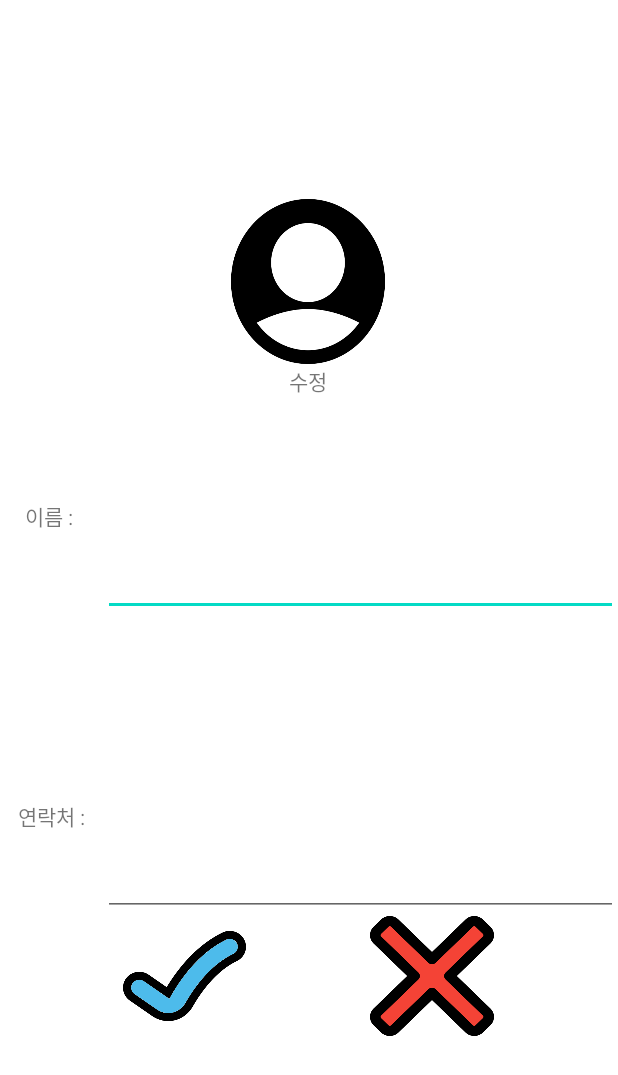
After one commit to HallymSSH/SSHAndroid, an Android app: the layout layout_modify.xml on its own in the app's theme, with its tools: preview values and no code run, on a phone screen of 412 x 824 dp. The commit adds this screen. Shown: the top 1075 px of the screen. Run offline under Robolectric (Android 15) with nearby library versions, the phone set to English and light mode, and no system bars; network calls fail.

Commit message:
2020.05.30

```diff
--- a/app/src/main/res/layout/layout_contactbook.xml
+++ b/app/src/main/res/layout/layout_contactbook.xml
@@ -64,6 +64,28 @@
         app:backgroundTint="@android:color/holo_blue_dark"
         app:srcCompat="@drawable/ic_add_black_24dp" />
 
+    <!--<com.google.android.material.floatingactionbutton.FloatingActionButton
+        android:id="@+id/floatingActionButton1"
+        android:layout_width="wrap_content"
+        android:layout_height="wrap_content"
+        android:layout_marginRight="16dp"
+        android:layout_marginBottom="16dp"
+        android:clickable="true"
+        android:layout_gravity="end"
+        app:backgroundTint="@android:color/holo_blue_dark"
+        app:srcCompat="@drawable/ic_add_black_24dp" />
+
+    <com.google.android.material.floatingactionbutton.FloatingActionButton
+        android:id="@+id/floatingActionButton"
+        android:layout_width="wrap_content"
+        android:layout_height="wrap_content"
+        android:layout_marginRight="16dp"
+        android:layout_marginBottom="16dp"
+        android:clickable="true"
+        android:layout_gravity="end"
+        app:backgroundTint="@android:color/holo_blue_dark"
+        app:srcCompat="@drawable/ic_add_black_24dp" />-->
+
     <!--<android.support.design.widget.FloatingActionButton
         android:id="@+id/fab2"
         android:layout_width="wrap_content"
--- /dev/null
+++ b/app/src/main/res/layout/layout_modify.xml
@@ -0,0 +1,190 @@
+<?xml version="1.0" encoding="utf-8"?>
+<LinearLayout xmlns:android="http://schemas.android.com/apk/res/android"
+    android:layout_width="match_parent"
+    android:layout_height="match_parent"
+    android:background="@color/design_default_color_background"
+    android:orientation="vertical">
+
+    <FrameLayout
+        android:layout_width="match_parent"
+        android:layout_height="0dp"
+        android:layout_weight="1">
+
+    </FrameLayout>
+
+    <FrameLayout
+        android:layout_width="match_parent"
+        android:layout_height="0dp"
+        android:layout_weight="1">
+
+        <LinearLayout
+            android:layout_width="match_parent"
+            android:layout_height="match_parent"
+            android:orientation="horizontal">
+
+            <FrameLayout
+                android:layout_width="0dp"
+                android:layout_height="match_parent"
+                android:layout_weight="1.5">
+
+            </FrameLayout>
+
+            <LinearLayout
+                android:layout_width="0dp"
+                android:layout_height="match_parent"
+                android:layout_weight="1"
+                android:orientation="vertical">
+
+                <ImageView
+                    android:id="@+id/imageView1"
+                    android:layout_width="match_parent"
+                    android:layout_height="0dp"
+                    android:layout_weight="5"
+                    android:background="@drawable/user" />
+
+                <TextView
+                    android:id="@+id/textView21"
+                    android:layout_width="match_parent"
+                    android:layout_height="0dp"
+                    android:layout_weight="1"
+                    android:gravity="center"
+                    android:text="수정" />
+            </LinearLayout>
+
+            <FrameLayout
+                android:layout_width="0dp"
+                android:layout_height="match_parent"
+                android:layout_weight="1.5">
+
+            </FrameLayout>
+
+        </LinearLayout>
+    </FrameLayout>
+
+    <FrameLayout
+        android:layout_width="match_parent"
+        android:layout_height="0dp"
+        android:layout_weight="0.1">
+
+    </FrameLayout>
+
+    <FrameLayout
+        android:layout_width="match_parent"
+        android:layout_height="0dp"
+        android:layout_weight="1">
+
+        <LinearLayout
+            android:layout_width="match_parent"
+            android:layout_height="match_parent"
+            android:orientation="horizontal">
+
+            <TextView
+                android:layout_width="0dp"
+                android:layout_height="match_parent"
+                android:layout_weight="1"
+                android:gravity="center"
+                android:text="이름 : " />
+
+            <EditText
+                android:id="@+id/edit_modify_name"
+                android:inputType="text"
+                android:layout_width="0dp"
+                android:layout_height="match_parent"
+                android:layout_weight="5"
+                android:gravity="center" />
+        </LinearLayout>
+    </FrameLayout>
+
+    <FrameLayout
+        android:layout_width="match_parent"
+        android:layout_height="0dp"
+        android:layout_weight="0.5">
+
+    </FrameLayout>
+
+    <FrameLayout
+        android:layout_width="match_parent"
+        android:layout_height="0dp"
+        android:layout_weight="1">
+
+        <LinearLayout
+            android:layout_width="match_parent"
+            android:layout_height="match_parent"
+            android:orientation="horizontal">
+
+            <TextView
+                android:layout_width="0dp"
+                android:layout_height="match_parent"
+                android:layout_weight="1"
+                android:gravity="center"
+                android:text="연락처 :" />
+
+            <EditText
+                android:id="@+id/edit_modify_num"
+                android:inputType="phone"
+                android:layout_width="0dp"
+                android:layout_height="match_parent"
+                android:layout_weight="5" />
+        </LinearLayout>
+    </FrameLayout>
+
+    <FrameLayout
+        android:layout_width="match_parent"
+        android:layout_height="0dp"
+        android:layout_weight="0.6">
+
+        <LinearLayout
+            android:layout_width="match_parent"
+            android:layout_height="match_parent"
+            android:orientation="horizontal">
+
+            <FrameLayout
+                android:layout_width="0dp"
+                android:layout_height="match_parent"
+                android:layout_weight="1">
+
+            </FrameLayout>
+
+            <FrameLayout
+                android:id="@+id/btn_modify_yes"
+                android:layout_width="0dp"
+                android:layout_height="match_parent"
+                android:layout_weight="1"
+                android:background="@drawable/ok"
+                android:clickable="true">
+
+            </FrameLayout>
+
+            <FrameLayout
+                android:layout_width="0dp"
+                android:layout_height="match_parent"
+                android:layout_weight="1">
+
+            </FrameLayout>
+
+            <FrameLayout
+                android:id="@+id/btn_modify_no"
+                android:layout_width="0dp"
+                android:layout_height="match_parent"
+                android:layout_weight="1"
+                android:background="@drawable/cancel"
+                android:clickable="true">
+
+            </FrameLayout>
+
+            <FrameLayout
+                android:layout_width="0dp"
+                android:layout_height="match_parent"
+                android:layout_weight="1">
+
+            </FrameLayout>
+        </LinearLayout>
+    </FrameLayout>
+
+    <FrameLayout
+        android:layout_width="match_parent"
+        android:layout_height="0dp"
+        android:layout_weight="1">
+
+    </FrameLayout>
+</LinearLayout>
```
